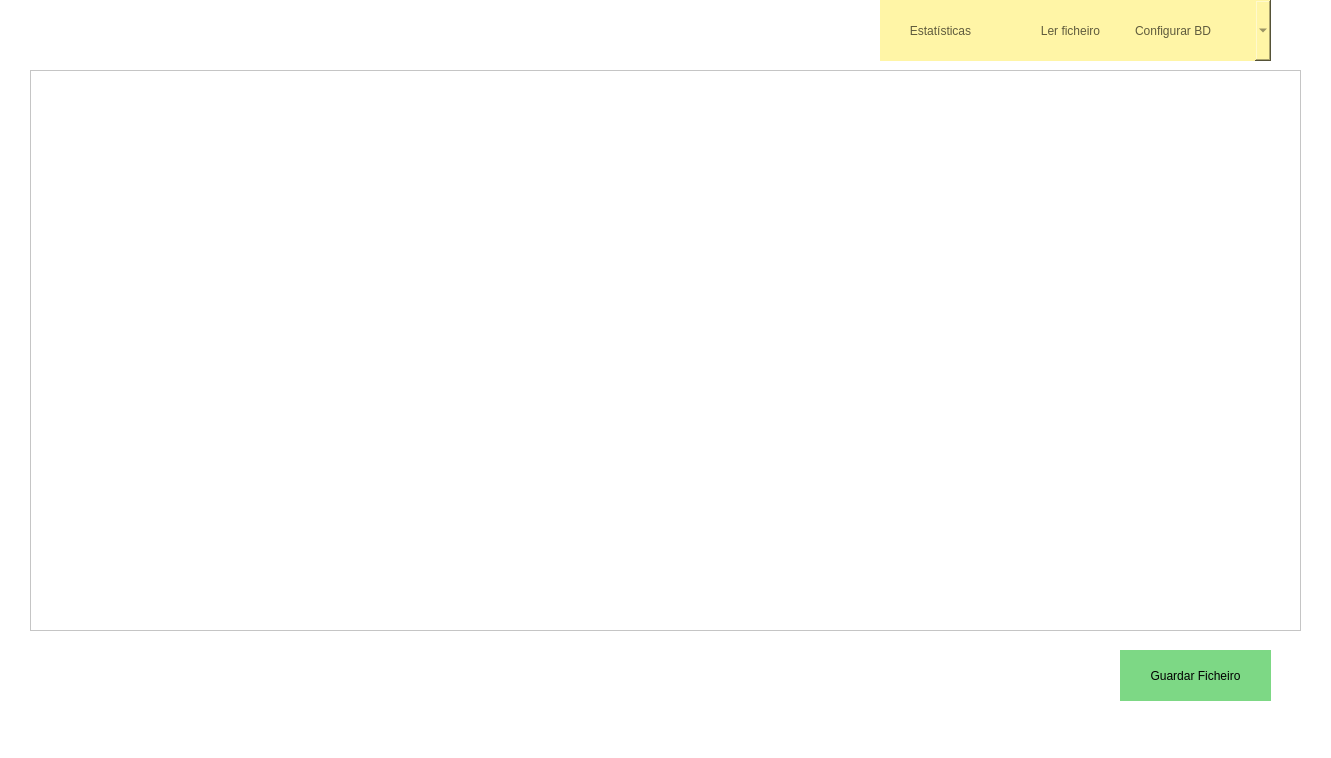
tatianascgil/Projeto_Informatico_Formula_Student_Barramento_CAN, file FSIPLeiria/mainwindow.ui: the form before one commit.
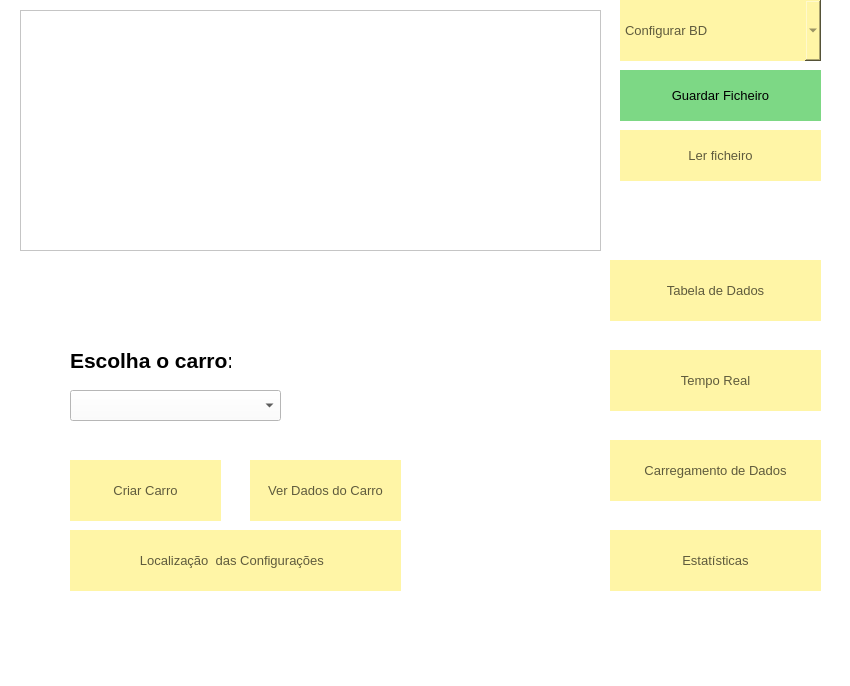
The form after the commit. Icons and pictures are not drawn.

What changed in the file:
```diff
--- a/FSIPLeiria/mainwindow.ui
+++ b/FSIPLeiria/mainwindow.ui
@@ -6,8 +6,8 @@
    <rect>
     <x>0</x>
     <y>0</y>
-    <width>1331</width>
-    <height>758</height>
+    <width>850</width>
+    <height>686</height>
    </rect>
   </property>
   <property name="cursor">
@@ -23,12 +23,17 @@
    <widget class="QPushButton" name="btnReadFile">
     <property name="geometry">
      <rect>
-      <x>1000</x>
-      <y>0</y>
-      <width>141</width>
-      <height>61</height>
+      <x>620</x>
+      <y>130</y>
+      <width>201</width>
+      <height>51</height>
      </rect>
     </property>
+    <property name="font">
+     <font>
+      <pointsize>10</pointsize>
+     </font>
+    </property>
     <property name="cursor">
      <cursorShape>PointingHandCursor</cursorShape>
     </property>
@@ -55,12 +60,17 @@
    <widget class="QPushButton" name="btnStat">
     <property name="geometry">
      <rect>
-      <x>880</x>
-      <y>0</y>
-      <width>121</width>
+      <x>610</x>
+      <y>530</y>
+      <width>211</width>
       <height>61</height>
      </rect>
     </property>
+    <property name="font">
+     <font>
+      <pointsize>10</pointsize>
+     </font>
+    </property>
     <property name="cursor">
      <cursorShape>PointingHandCursor</cursorShape>
     </property>
@@ -87,12 +97,17 @@
    <widget class="QComboBox" name="btnCreateFile">
     <property name="geometry">
      <rect>
-      <x>1130</x>
+      <x>620</x>
       <y>0</y>
-      <width>141</width>
+      <width>201</width>
       <height>61</height>
      </rect>
     </property>
+    <property name="font">
+     <font>
+      <pointsize>10</pointsize>
+     </font>
+    </property>
     <property name="cursor">
      <cursorShape>PointingHandCursor</cursorShape>
     </property>
@@ -134,10 +149,10 @@
    <widget class="QTableView" name="tableView">
     <property name="geometry">
      <rect>
-      <x>30</x>
-      <y>70</y>
-      <width>1271</width>
-      <height>561</height>
+      <x>20</x>
+      <y>10</y>
+      <width>581</width>
+      <height>241</height>
      </rect>
     </property>
    </widget>
@@ -147,12 +162,17 @@
     </property>
     <property name="geometry">
      <rect>
-      <x>1120</x>
-      <y>650</y>
-      <width>151</width>
+      <x>620</x>
+      <y>70</y>
+      <width>201</width>
       <height>51</height>
      </rect>
     </property>
+    <property name="font">
+     <font>
+      <pointsize>10</pointsize>
+     </font>
+    </property>
     <property name="cursor">
      <cursorShape>PointingHandCursor</cursorShape>
     </property>
@@ -179,6 +199,263 @@
      <string>Guardar Ficheiro</string>
     </property>
    </widget>
+   <widget class="QPushButton" name="btnTempoReal">
+    <property name="geometry">
+     <rect>
+      <x>610</x>
+      <y>350</y>
+      <width>211</width>
+      <height>61</height>
+     </rect>
+    </property>
+    <property name="font">
+     <font>
+      <pointsize>10</pointsize>
+     </font>
+    </property>
+    <property name="cursor">
+     <cursorShape>PointingHandCursor</cursorShape>
+    </property>
+    <property name="styleSheet">
+     <string notr="true">QPushButton{
+	background-color:rgb(255, 245, 166);
+	border:none;
+	color:rgb(95, 91, 61);
+	border -bottom: 5px solid rgb(162, 155, 105)
+}
+QPushButton:hover{
+	background-color:rgb(229, 217, 150);
+	border-bottom: 5px solid rgb(162, 155, 105)
+}
+QPushButton:pressed {
+	background-color:rgb(255, 242, 165);
+	border-bottom: 5px solid rgb(162, 155, 105)
+}</string>
+    </property>
+    <property name="text">
+     <string>Tempo Real</string>
+    </property>
+   </widget>
+   <widget class="QPushButton" name="btnTabelaDados">
+    <property name="geometry">
+     <rect>
+      <x>610</x>
+      <y>260</y>
+      <width>211</width>
+      <height>61</height>
+     </rect>
+    </property>
+    <property name="font">
+     <font>
+      <pointsize>10</pointsize>
+     </font>
+    </property>
+    <property name="cursor">
+     <cursorShape>PointingHandCursor</cursorShape>
+    </property>
+    <property name="styleSheet">
+     <string notr="true">QPushButton{
+	background-color:rgb(255, 245, 166);
+	border:none;
+	color:rgb(95, 91, 61);
+	border -bottom: 5px solid rgb(162, 155, 105)
+}
+QPushButton:hover{
+	background-color:rgb(229, 217, 150);
+	border-bottom: 5px solid rgb(162, 155, 105)
+}
+QPushButton:pressed {
+	background-color:rgb(255, 242, 165);
+	border-bottom: 5px solid rgb(162, 155, 105)
+}</string>
+    </property>
+    <property name="text">
+     <string>Tabela de Dados</string>
+    </property>
+   </widget>
+   <widget class="QLabel" name="label">
+    <property name="geometry">
+     <rect>
+      <x>70</x>
+      <y>340</y>
+      <width>161</width>
+      <height>41</height>
+     </rect>
+    </property>
+    <property name="font">
+     <font>
+      <pointsize>16</pointsize>
+      <bold>true</bold>
+     </font>
+    </property>
+    <property name="text">
+     <string>Escolha o carro:</string>
+    </property>
+   </widget>
+   <widget class="QComboBox" name="comboBoxCarro">
+    <property name="geometry">
+     <rect>
+      <x>70</x>
+      <y>390</y>
+      <width>211</width>
+      <height>31</height>
+     </rect>
+    </property>
+    <property name="cursor">
+     <cursorShape>PointingHandCursor</cursorShape>
+    </property>
+    <property name="styleSheet">
+     <string notr="true">background:white</string>
+    </property>
+   </widget>
+   <widget class="QPushButton" name="btnCriarCarro">
+    <property name="geometry">
+     <rect>
+      <x>70</x>
+      <y>460</y>
+      <width>151</width>
+      <height>61</height>
+     </rect>
+    </property>
+    <property name="font">
+     <font>
+      <pointsize>10</pointsize>
+     </font>
+    </property>
+    <property name="cursor">
+     <cursorShape>PointingHandCursor</cursorShape>
+    </property>
+    <property name="styleSheet">
+     <string notr="true">QPushButton{
+	background-color:rgb(255, 245, 166);
+	border:none;
+	color:rgb(95, 91, 61);
+	border -bottom: 5px solid rgb(162, 155, 105)
+}
+QPushButton:hover{
+	background-color:rgb(229, 217, 150);
+	border-bottom: 5px solid rgb(162, 155, 105)
+}
+QPushButton:pressed {
+	background-color:rgb(255, 242, 165);
+	border-bottom: 5px solid rgb(162, 155, 105)
+}</string>
+    </property>
+    <property name="text">
+     <string>Criar Carro</string>
+    </property>
+   </widget>
+   <widget class="QPushButton" name="btnVerCarro">
+    <property name="geometry">
+     <rect>
+      <x>250</x>
+      <y>460</y>
+      <width>151</width>
+      <height>61</height>
+     </rect>
+    </property>
+    <property name="font">
+     <font>
+      <pointsize>10</pointsize>
+     </font>
+    </property>
+    <property name="cursor">
+     <cursorShape>PointingHandCursor</cursorShape>
+    </property>
+    <property name="styleSheet">
+     <string notr="true">QPushButton{
+	background-color:rgb(255, 245, 166);
+	border:none;
+	color:rgb(95, 91, 61);
+	border -bottom: 5px solid rgb(162, 155, 105)
+}
+QPushButton:hover{
+	background-color:rgb(229, 217, 150);
+	border-bottom: 5px solid rgb(162, 155, 105)
+}
+QPushButton:pressed {
+	background-color:rgb(255, 242, 165);
+	border-bottom: 5px solid rgb(162, 155, 105)
+}</string>
+    </property>
+    <property name="text">
+     <string>Ver Dados do Carro</string>
+    </property>
+   </widget>
+   <widget class="QPushButton" name="btnLocalConf">
+    <property name="geometry">
+     <rect>
+      <x>70</x>
+      <y>530</y>
+      <width>331</width>
+      <height>61</height>
+     </rect>
+    </property>
+    <property name="font">
+     <font>
+      <pointsize>10</pointsize>
+     </font>
+    </property>
+    <property name="cursor">
+     <cursorShape>PointingHandCursor</cursorShape>
+    </property>
+    <property name="styleSheet">
+     <string notr="true">QPushButton{
+	background-color:rgb(255, 245, 166);
+	border:none;
+	color:rgb(95, 91, 61);
+	border -bottom: 5px solid rgb(162, 155, 105)
+}
+QPushButton:hover{
+	background-color:rgb(229, 217, 150);
+	border-bottom: 5px solid rgb(162, 155, 105)
+}
+QPushButton:pressed {
+	background-color:rgb(255, 242, 165);
+	border-bottom: 5px solid rgb(162, 155, 105)
+}</string>
+    </property>
+    <property name="text">
+     <string>Localização  das Configurações  </string>
+    </property>
+   </widget>
+   <widget class="QPushButton" name="btnCarregamentoDados">
+    <property name="geometry">
+     <rect>
+      <x>610</x>
+      <y>440</y>
+      <width>211</width>
+      <height>61</height>
+     </rect>
+    </property>
+    <property name="font">
+     <font>
+      <pointsize>10</pointsize>
+     </font>
+    </property>
+    <property name="cursor">
+     <cursorShape>PointingHandCursor</cursorShape>
+    </property>
+    <property name="styleSheet">
+     <string notr="true">QPushButton{
+	background-color:rgb(255, 245, 166);
+	border:none;
+	color:rgb(95, 91, 61);
+	border -bottom: 5px solid rgb(162, 155, 105)
+}
+QPushButton:hover{
+	background-color:rgb(229, 217, 150);
+	border-bottom: 5px solid rgb(162, 155, 105)
+}
+QPushButton:pressed {
+	background-color:rgb(255, 242, 165);
+	border-bottom: 5px solid rgb(162, 155, 105)
+}</string>
+    </property>
+    <property name="text">
+     <string>Carregamento de Dados</string>
+    </property>
+   </widget>
   </widget>
   <widget class="QMenuBar" name="menubar">
    <property name="geometry">
```
Left out of the diff: 8 changed lines with no effect on the pictures.
